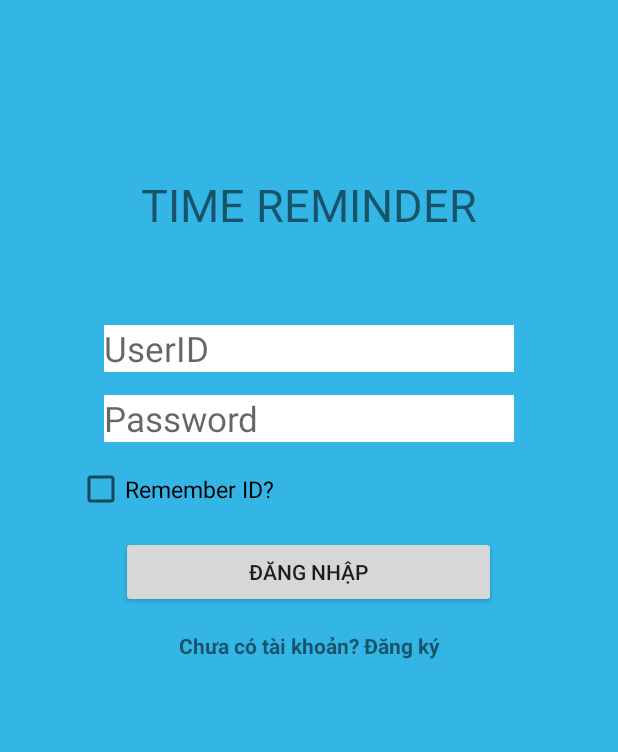
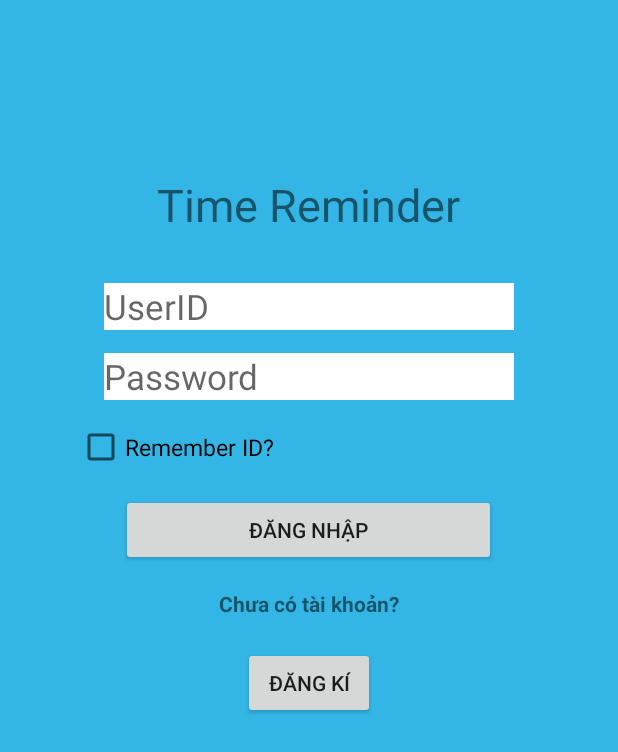
Before and after one commit to noxno0609/Android, an Android app: the screen it shows after launch (MainActivity), on a phone screen of 412 x 824 dp. Shown: the top 752 px of the screen. Run offline under Robolectric (Android 15) with nearby library versions, the phone set to English and light mode, and no system bars.

Commit message:
Update Login Form.

```diff
--- a/app/src/main/java/com/example/thienpham/time_remider/MainActivity.java
+++ b/app/src/main/java/com/example/thienpham/time_remider/MainActivity.java
@@ -1,13 +1,50 @@
 package com.example.thienpham.time_remider;
 
+import android.app.Activity;
+import android.content.Intent;
 import android.support.v7.app.AppCompatActivity;
 import android.os.Bundle;
+import android.view.View;
+import android.widget.Button;
+import android.widget.CheckBox;
+import android.widget.EditText;
+import android.widget.TextView;
+
+import static android.R.id.edit;
 
 public class MainActivity extends AppCompatActivity {
+    //Khai bao gia tri
+    public TextView tv;
+    private EditText editName,editPass;
+    private Button btDangnhap,btDangkiMain;
+    private CheckBox cb;
 
     @Override
     protected void onCreate(Bundle savedInstanceState) {
         super.onCreate(savedInstanceState);
         setContentView(R.layout.activity_main);
+
+        //Anh xa acctitivy_main.xml
+        tv=(TextView) findViewById(R.id.tvName);
+        editName=(EditText) findViewById(R.id.etUserLogin);
+        editPass=(EditText) findViewById(R.id.etPassLogin);
+        btDangnhap=(Button) findViewById(R.id.btDangnhap);
+        cb=(CheckBox) findViewById(R.id.cbRememberLogin);
+        btDangkiMain=(Button) findViewById(R.id.btDangkiMain) ;
+
+        btDangnhap.setOnClickListener(new View.OnClickListener() {
+            @Override
+            public void onClick(View v) {
+                Intent intent = new Intent(MainActivity.this, xemlichtrinh.class);
+                startActivity(intent);
+            }
+        });
+        btDangkiMain.setOnClickListener(new View.OnClickListener(){
+            @Override
+            public  void onClick(View v){
+                Intent intent = new Intent(MainActivity.this, SignUPActivity.class);
+                startActivity(intent);
+            }
+        });
     }
 }
--- a/app/src/main/res/layout/activity_main.xml
+++ b/app/src/main/res/layout/activity_main.xml
@@ -12,7 +12,7 @@
         tools:context="com.example.thienpham.time_remider.MainActivity" android:background="@android:color/holo_blue_light">
 
     <TextView
-            android:text="TIME REMINDER"
+            android:text="Time Reminder"
             android:textSize="30dp"
             android:layout_marginTop="100dp"
             android:layout_width="wrap_content"
@@ -25,21 +25,10 @@
             android:orientation="vertical"
             android:layout_width="match_parent"
             android:layout_height="wrap_content"
-            android:layout_marginTop="60dp"
-            android:layout_below="@+id/tvName"
-            android:layout_centerHorizontal="true"
-            android:id="@+id/infoLogin">
-        <EditText
-                android:layout_width="wrap_content"
-                android:layout_height="wrap_content"
-                android:inputType="textPersonName"
-                android:ems="10"
-                android:layout_gravity="center"
-                android:textSize="23dp"
-                android:id="@+id/etUserLogin"
-                android:layout_weight="1"
-                android:hint="UserID"
-                android:background="@android:color/background_light"/>
+        android:id="@+id/infoLogin"
+        android:layout_below="@+id/etUserLogin"
+        android:layout_alignParentLeft="true"
+        android:layout_alignParentStart="true">
         <EditText
                 android:layout_width="wrap_content"
                 android:inputType="textPassword"
@@ -64,7 +53,7 @@
         <Button
                 android:text="ĐĂNG NHẬP"
                 android:layout_height="wrap_content"
-                android:id="@+id/button"
+                android:id="@+id/btDangnhap"
                 android:layout_weight="1"
                 android:layout_marginTop="15dp"
                 android:layout_below="@+id/cbRememberLogin"
@@ -77,7 +66,28 @@
                 android:layout_weight="1"
                 android:layout_marginTop="15dp"
                 android:layout_gravity="center"
-                android:text="Chưa có tài khoản? Đăng ký"
+                android:text="Chưa có tài khoản?"
                 android:textAlignment="center" android:textStyle="normal|bold"/>
     </LinearLayout>
+    <EditText
+            android:layout_width="wrap_content"
+            android:layout_height="wrap_content"
+            android:inputType="textPersonName"
+            android:ems="10"
+            android:layout_gravity="center"
+            android:textSize="23dp"
+            android:id="@+id/etUserLogin"
+            android:layout_weight="1"
+            android:hint="UserID"
+            android:background="@android:color/background_light" android:layout_below="@+id/tvName"
+            android:layout_centerHorizontal="true" android:layout_marginTop="32dp"/>
+
+    <Button
+        android:id="@+id/btDangkiMain"
+        android:layout_width="wrap_content"
+        android:layout_height="wrap_content"
+        android:layout_below="@+id/infoLogin"
+        android:layout_centerHorizontal="true"
+        android:layout_marginTop="19dp"
+        android:text="Đăng kí" />
 </RelativeLayout>
```
